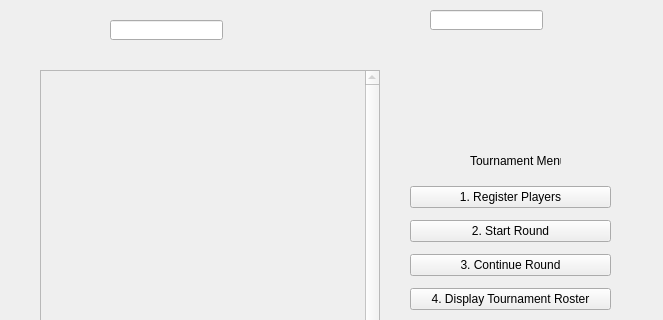
The window that tournamentMenu.ui (GFlores17/JackboxT.O.-GUI-Version) describes before a commit, drawn with Qt 5; both pictures show x 0 to 663 and y 0 to 320 of the 663 by 491 pixel window.
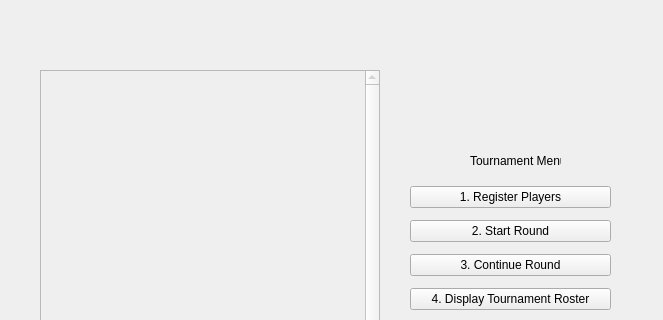
The same window after the commit. Icons and pictures are not drawn.

The edit to the form file:
```diff
--- a/tournamentMenu.ui
+++ b/tournamentMenu.ui
@@ -102,26 +102,6 @@
     <string>Tournament Menu</string>
    </property>
   </widget>
-  <widget class="QLineEdit" name="lineEdit">
-   <property name="geometry">
-    <rect>
-     <x>110</x>
-     <y>20</y>
-     <width>113</width>
-     <height>20</height>
-    </rect>
-   </property>
-  </widget>
-  <widget class="QLineEdit" name="lineEdit_2">
-   <property name="geometry">
-    <rect>
-     <x>430</x>
-     <y>10</y>
-     <width>113</width>
-     <height>20</height>
-    </rect>
-   </property>
-  </widget>
  </widget>
  <resources/>
  <connections/>
```
